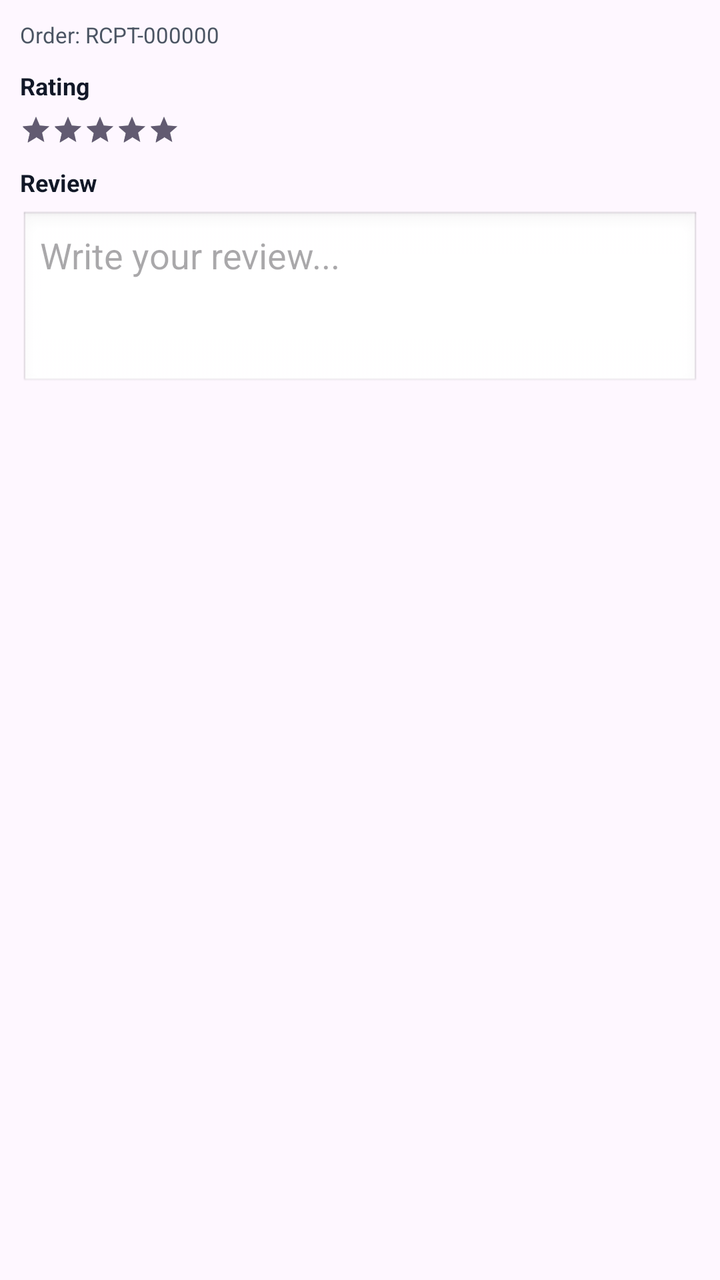
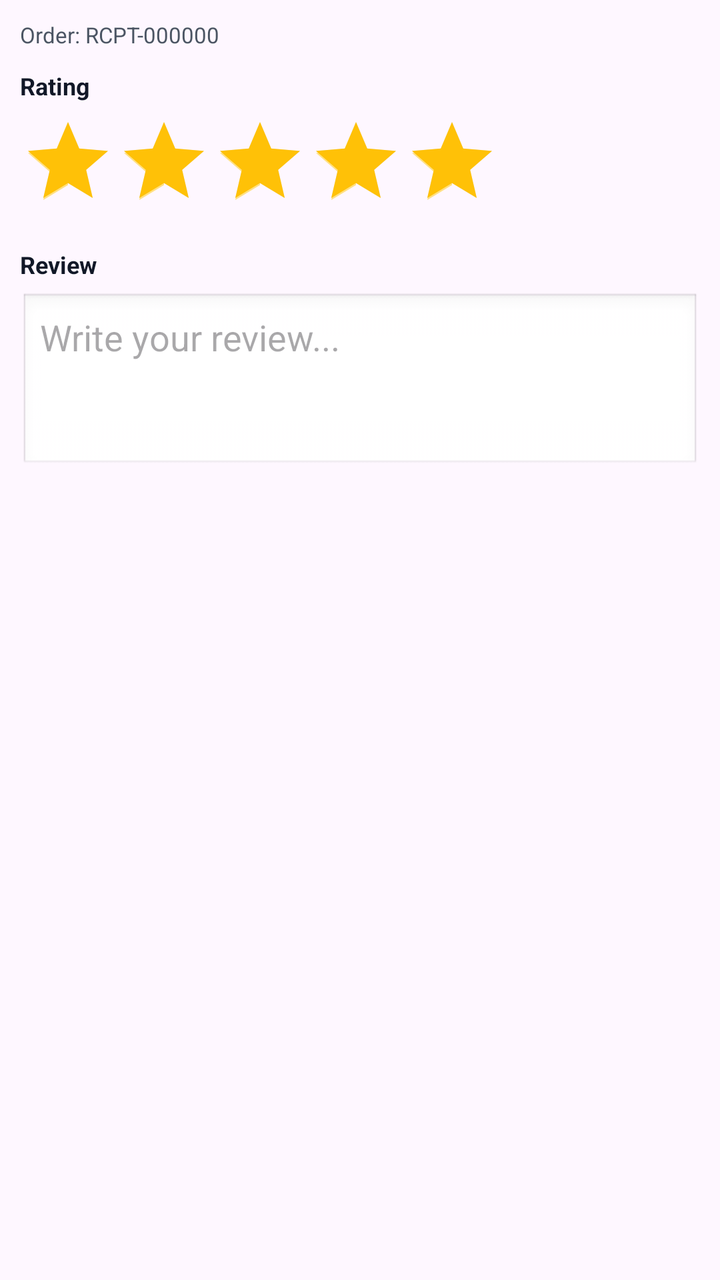

Before-and-after screenshots of an Android layout around one commit, followed by the original layout XML and the change that was made.
<!-- AndroidManifest.xml: application theme Theme.VapeShop -->
<!-- res/layout/dialog_submit_review.xml -->
<?xml version="1.0" encoding="utf-8"?>
<LinearLayout xmlns:android="http://schemas.android.com/apk/res/android"
    android:layout_width="match_parent"
    android:layout_height="wrap_content"
    android:orientation="vertical"
    android:padding="10dp">

    <TextView
        android:id="@+id/review_order_reference"
        android:layout_width="match_parent"
        android:layout_height="wrap_content"
        android:text="Order: RCPT-000000"
        android:textColor="#4B5563"
        android:textSize="11sp" />

    <TextView
        android:layout_width="match_parent"
        android:layout_height="wrap_content"
        android:layout_marginTop="10dp"
        android:text="Rating"
        android:textColor="#111827"
        android:textSize="12sp"
        android:textStyle="bold" />

    <RatingBar
        android:id="@+id/review_rating_bar"
        style="?android:attr/ratingBarStyleSmall"
        android:layout_width="wrap_content"
        android:layout_height="wrap_content"
        android:layout_marginTop="6dp"
        android:numStars="5"
        android:rating="5"
        android:stepSize="1.0" />

    <TextView
        android:layout_width="match_parent"
        android:layout_height="wrap_content"
        android:layout_marginTop="10dp"
        android:text="Review"
        android:textColor="#111827"
        android:textSize="12sp"
        android:textStyle="bold" />

    <EditText
        android:id="@+id/review_comment_input"
        android:layout_width="match_parent"
        android:layout_height="90dp"
        android:layout_marginTop="6dp"
        android:background="@android:drawable/edit_text"
        android:gravity="top|start"
        android:hint="Write your review..."
        android:inputType="textMultiLine"
        android:padding="10dp" />
</LinearLayout>
<!-- resources referenced by this layout -->
<resources>
  <style name="Theme.VapeShop" parent="Base.Theme.VapeShop" />
  <style name="Base.Theme.VapeShop" parent="Theme.Material3.DayNight.NoActionBar">
          
          
      </style>
</resources>

<!-- the commit's change to res/layout/dialog_submit_review.xml (unified diff, before → after) -->
@@ -24,10 +24,16 @@
 
     <RatingBar
         android:id="@+id/review_rating_bar"
-        style="?android:attr/ratingBarStyleSmall"
+        style="?android:attr/ratingBarStyle"
         android:layout_width="wrap_content"
         android:layout_height="wrap_content"
         android:layout_marginTop="6dp"
+        android:isIndicator="false"
+        android:clickable="true"
+        android:focusable="true"
+        android:progressTint="#FFC107"
+        android:secondaryProgressTint="#FFE082"
+        android:progressBackgroundTint="#E5E7EB"
         android:numStars="5"
         android:rating="5"
         android:stepSize="1.0" />
